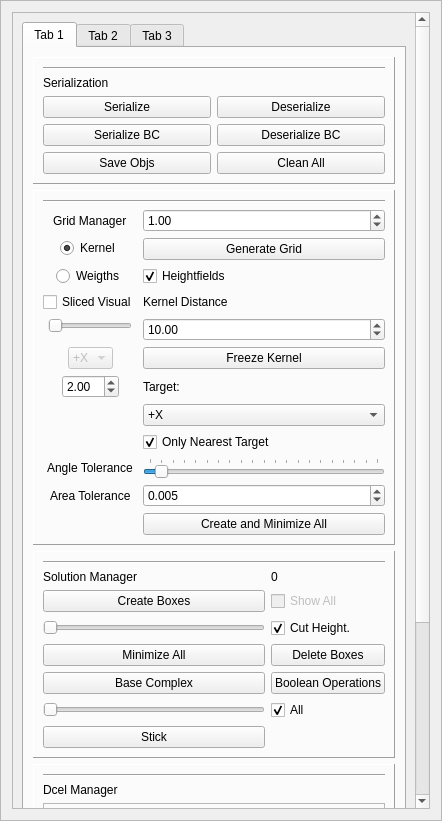
alemuntoni/HeightFieldDecomposition, file GUI/managers/enginemanager.ui: the form before one commit.
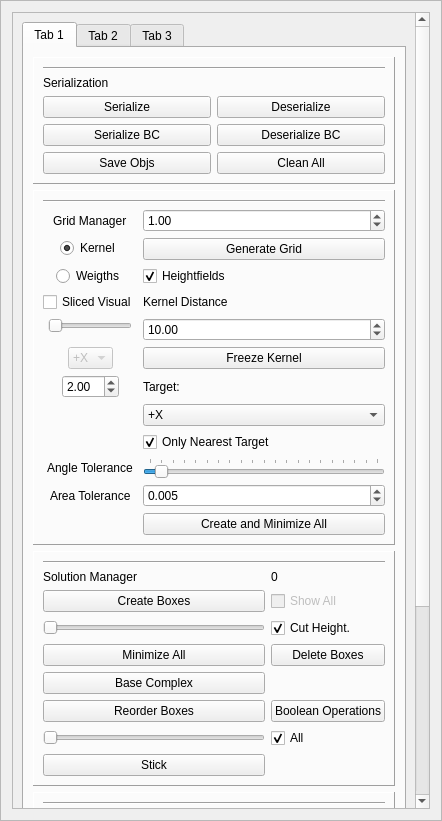
The form after the commit.

Commit message: correzione ultimo commit

Diff of the .ui file:
```diff
--- a/GUI/managers/enginemanager.ui
+++ b/GUI/managers/enginemanager.ui
@@ -62,9 +62,9 @@
       <property name="geometry">
        <rect>
         <x>0</x>
-        <y>0</y>
+        <y>-194</y>
         <width>406</width>
-        <height>1036</height>
+        <height>1064</height>
        </rect>
       </property>
       <layout class="QGridLayout" name="gridLayout_7">
@@ -466,13 +466,6 @@
                 </property>
                </widget>
               </item>
-              <item row="6" column="1">
-               <widget class="QPushButton" name="subtractPushButton">
-                <property name="text">
-                 <string>Boolean Operations</string>
-                </property>
-               </widget>
-              </item>
               <item row="0" column="0" colspan="2">
                <widget class="Line" name="line_3">
                 <property name="orientation">
@@ -569,6 +562,20 @@
                 </property>
                </widget>
               </item>
+              <item row="7" column="0">
+               <widget class="QPushButton" name="reorderBoxes">
+                <property name="text">
+                 <string>Reorder Boxes</string>
+                </property>
+               </widget>
+              </item>
+              <item row="7" column="1">
+               <widget class="QPushButton" name="subtractPushButton">
+                <property name="text">
+                 <string>Boolean Operations</string>
+                </property>
+               </widget>
+              </item>
              </layout>
             </widget>
            </item>
```
The commit also changes 2 other files.
